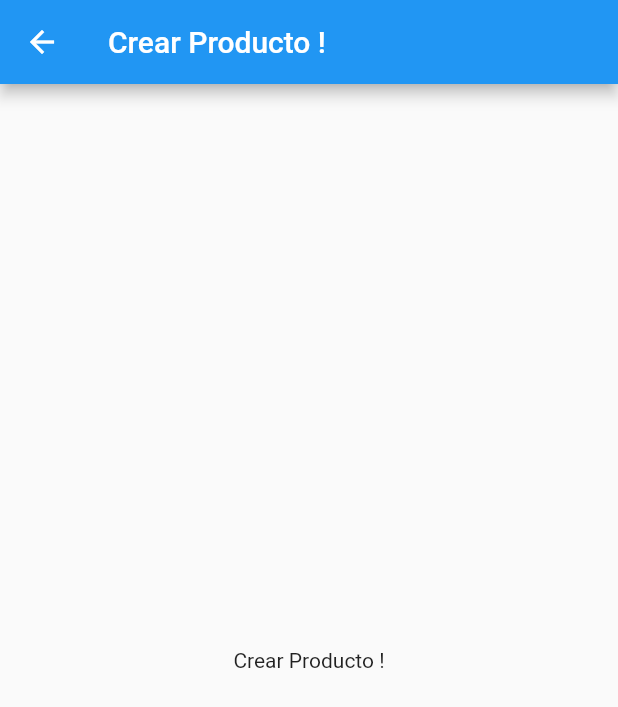
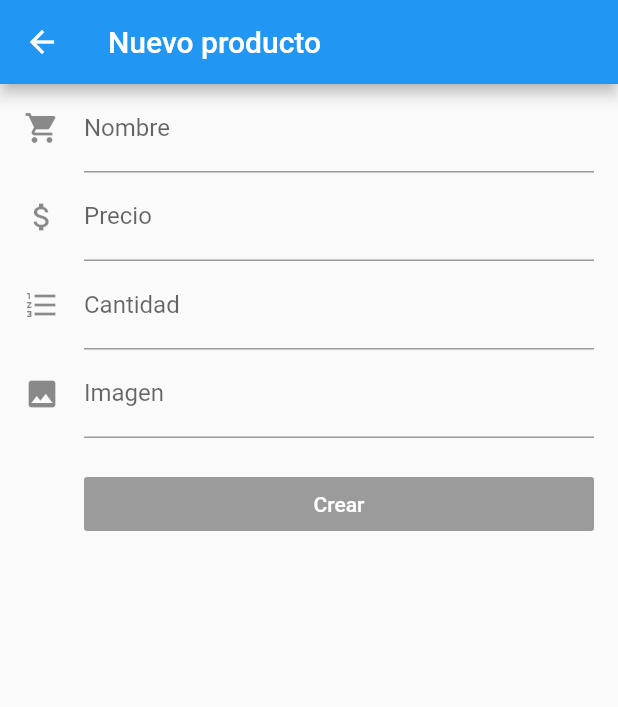
Before and after one commit to stevencode5/RuthApp, a Flutter app: the CrearProducto screen opened directly, on a phone screen of 412 x 824 dp. Shown: the top 707 px of the screen. Run offline on Flutter 3.47's test engine with Material 2 defaults, Android fonts, the phone set to English and light mode, and no system bars.

Commit message:
Creacion de campos y formulario para la creacion de producto

```diff
--- a/lib/pages/productos/crear-producto.dart
+++ b/lib/pages/productos/crear-producto.dart
@@ -1,17 +1,113 @@
 import 'package:flutter/material.dart';
+import 'package:ruthapp/pages/productos/producto.dart';
+import 'package:ruthapp/pages/productos/servicioProductos.dart';
 
-class CrearProducto extends StatelessWidget {
+class CrearProducto extends StatefulWidget {
+  @override
+  State<StatefulWidget> createState() {
+    return _CrearProductoState();
+  }
+}
+
+class _CrearProductoState extends State<CrearProducto> {
+
+  final GlobalKey<FormState> _formKey = new GlobalKey<FormState>();
+
+  ServicioProducto servicioProducto;
+
+  Producto _nuevoProducto;
+
+  _CrearProductoState() {
+    servicioProducto = new ServicioProducto();
+    _nuevoProducto = new Producto();
+  }
 
   @override
   Widget build(BuildContext context) {
     return Scaffold(
         appBar: AppBar(
-          title: Text("Crear Producto !"),
+          title: Text("Nuevo producto"),
         ),
-        body: Container(
-          child: Center(
-            child: Text("Crear Producto !")
-          )));
+        body: _crearFormulario(context));
+  }
+
+  Form _crearFormulario(BuildContext context) {
+    return Form(
+      key: _formKey,
+      autovalidate: true,
+      child: ListView(
+        padding: EdgeInsets.symmetric(horizontal: 16.0),
+        children: <Widget>[
+          _crearTextFieldNombre(),
+          _crearTextFieldPrecio(),
+          _crearTextFieldCantidad(),
+          _crearTextFieldImagen(),
+          _crearBotonCargar(context)
+        ],
+      ),
+    );
+  }
+
+  TextFormField _crearTextFieldNombre() {
+    return TextFormField(
+      onSaved: (String nombre) { _nuevoProducto.nombre = nombre; },
+      decoration: InputDecoration(
+        icon: Icon(Icons.local_grocery_store),
+        hintText: 'Ingrese el nombre del producto',
+        labelText: 'Nombre',
+      ),
+    );
+  }
+
+  TextFormField _crearTextFieldPrecio() {
+    return TextFormField(
+      onSaved: (String precio) { _nuevoProducto.precio = int.parse(precio); },
+      keyboardType: TextInputType.numberWithOptions(),
+      decoration: InputDecoration(
+        icon: Icon(Icons.attach_money),
+        hintText: 'Ingrese el precio del producto',
+        labelText: 'Precio',
+      ),
+    );
+  }
+
+  TextFormField _crearTextFieldCantidad() {
+    return TextFormField(
+      onSaved: (String cantidad) { _nuevoProducto.cantidad = int.parse(cantidad); },
+      keyboardType: TextInputType.numberWithOptions(),
+      decoration: InputDecoration(
+        icon: Icon(Icons.format_list_numbered),
+        hintText: 'Ingrese la cantidad del producto',
+        labelText: 'Cantidad',
+      ),
+    );
+  }
+
+  TextFormField _crearTextFieldImagen() {
+    return TextFormField(
+
+      decoration: InputDecoration(
+        icon: Icon(Icons.image),
+        hintText: 'Ingrese una imagen del producto',
+        labelText: 'Imagen',
+      ),
+    );
+  }
+
+  Container _crearBotonCargar(BuildContext context) {
+    return Container(
+        padding: EdgeInsets.only(left: 40.0, top: 20.0),
+        child: RaisedButton(
+          color: Colors.lightBlue,
+          child: Text("Crear", style: TextStyle(color: Colors.white)),
+          //onPressed: _crearProducto(context),
+        ));
+  }
+
+  _crearProducto(BuildContext context) {
+    print("Entro a crear Producto !");
+    this.servicioProducto.crearProducto(this._nuevoProducto);
+    //Navigator.pop(context);
   }
 
 }
--- a/lib/pages/productos/producto.dart
+++ b/lib/pages/productos/producto.dart
@@ -1,11 +1,18 @@
 class Producto {
-
   String id;
   String nombre;
   int cantidad;
   int precio;
   String imagen;
 
-  Producto(this.id, this.nombre, this.cantidad, this.precio, this.imagen);
+  Producto();
+
+  Producto.fromDatos(String id, String nombre, int cantidad, int precio, String imagen){
+    this.id = id;
+    this.nombre = nombre;
+    this.cantidad = cantidad;
+    this.precio = precio;
+    this.imagen = imagen;
+  }
 
 }
--- a/lib/pages/productos/servicioProductos.dart
+++ b/lib/pages/productos/servicioProductos.dart
@@ -1,24 +1,41 @@
 import 'package:ruthapp/pages/productos/producto.dart';
 
 class ServicioProducto {
+
+  List<Producto> _productos;
+
+  ServicioProducto(){
+    _productos = new List<Producto>();
+    // _crearProductosIniciales();
+  }
+
+  void _crearProductosIniciales() {
+
+    _productos.add(Producto.fromDatos("1", "Papas", 34, 1200, "assets/imgs/dulce.png"));
+    _productos.add(Producto.fromDatos("2", "Gansito", 56, 800, "assets/imgs/dulce.png"));
+    _productos.add(Producto.fromDatos("3", "Quimbaya", 23, 400, "assets/imgs/dulce.png"));
+    _productos.add(Producto.fromDatos("4", "Arepa", 56, 1500, "assets/imgs/dulce.png"));
+    _productos.add(Producto.fromDatos("5", "Empanada", 57, 1500, "assets/imgs/dulce.png"));
+    _productos.add(Producto.fromDatos("6", "Queso", 3, 1200, "assets/imgs/dulce.png"));
+    _productos.add(Producto.fromDatos("7", "Choc7orramo", 10, 1500, "assets/imgs/dulce.png"));
+
+    _productos.add(Producto.fromDatos("8", "Chicarrones", 34, 1200, "assets/imgs/dulce.png"));
+    _productos.add(Producto.fromDatos("9", "Tinto", 56, 800, "assets/imgs/dulce.png"));
+    _productos.add(Producto.fromDatos("10", "Cafe", 23, 400, "assets/imgs/dulce.png"));
+    _productos.add(Producto.fromDatos("11", "Piloncillo", 56, 1500, "assets/imgs/dulce.png"));
+    _productos.add(Producto.fromDatos("12", "Hit", 57, 1500, "assets/imgs/dulce.png"));
+    _productos.add(Producto.fromDatos("13", "Coca Cola", 3, 1200, "assets/imgs/dulce.png"));
+    _productos.add(Producto.fromDatos("14", "Limonada", 10, 1500, "assets/imgs/dulce.png"));
+
+  }
+
   List<Producto> consultarTodosProductos() {
-    List<Producto> productos = new List<Producto>();
-    productos = new List();
-    productos.add(new Producto("1", "Papas", 34, 1200, "assets/imgs/dulce.png"));
-    productos.add(new Producto("2", "Gansito", 56, 800, "assets/imgs/dulce.png"));
-    productos.add(new Producto("3", "Quimbaya", 23, 400, "assets/imgs/dulce.png"));
-    productos.add(new Producto("4", "Arepa", 56, 1500, "assets/imgs/dulce.png"));
-    productos.add(new Producto("5", "Empanada", 57, 1500, "assets/imgs/dulce.png"));
-    productos.add(new Producto("6", "Queso", 3, 1200, "assets/imgs/dulce.png"));
-    productos.add(new Producto("7", "Chocorramo", 10, 1500, "assets/imgs/dulce.png"));
+    return this._productos;
+  }
 
-    productos.add(new Producto("8", "Chicarrones", 34, 1200, "assets/imgs/dulce.png"));
-    productos.add(new Producto("9", "Tinto", 56, 800, "assets/imgs/dulce.png"));
-    productos.add(new Producto("10", "Cafe", 23, 400, "assets/imgs/dulce.png"));
-    productos.add(new Producto("11", "Piloncillo", 56, 1500, "assets/imgs/dulce.png"));
-    productos.add(new Producto("12", "Hit", 57, 1500, "assets/imgs/dulce.png"));
-    productos.add(new Producto("13", "Coca Cola", 3, 1200, "assets/imgs/dulce.png"));
-    productos.add(new Producto("14", "Limonada", 10, 1500, "assets/imgs/dulce.png"));
-    return productos;
+  void crearProducto(Producto producto){
+    this._productos.add(producto);
+    print("Cantidad de productos $this._productos.length");
   }
+
 }
```
